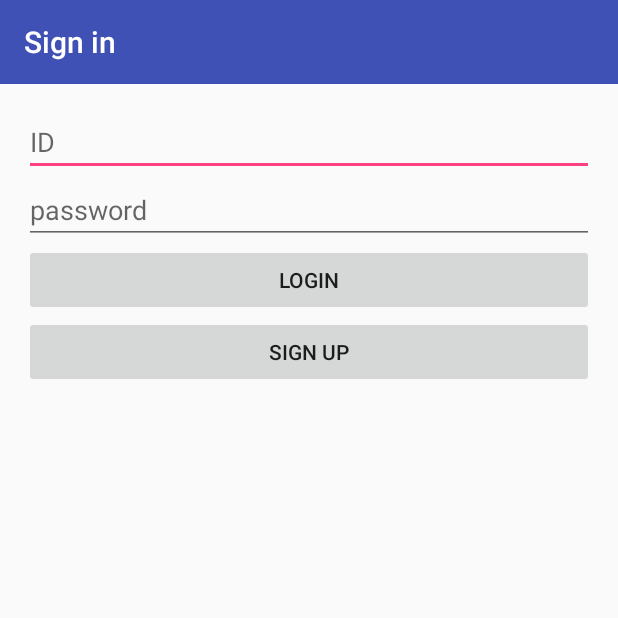
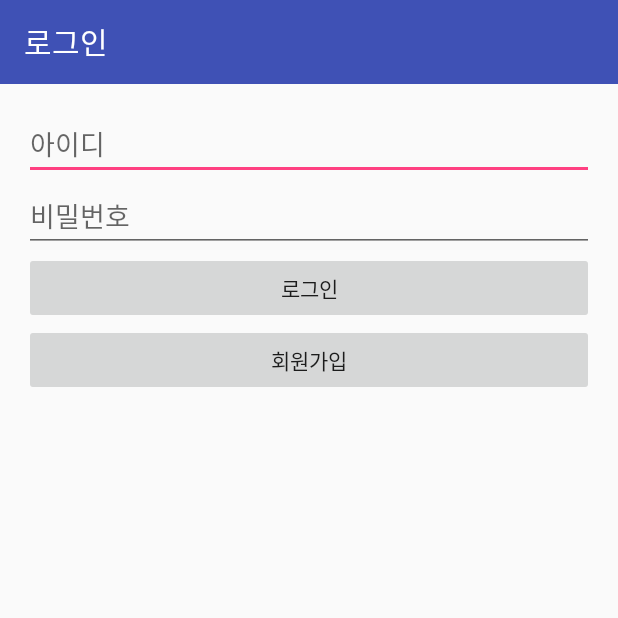
Before and after one commit to usas0s/embeded, an Android app: the Login screen opened directly, with no data from a screen before it, on a phone screen of 412 x 824 dp, the top half of it. Run offline under Robolectric (Android 15) with nearby library versions, the phone set to English and light mode, and no system bars.

Commit message:
Login, Register 재수정

```diff
--- a/app/src/main/AndroidManifest.xml
+++ b/app/src/main/AndroidManifest.xml
@@ -64,7 +64,7 @@
 
         <activity
             android:name=".Login_Register"
-            android:label="Register"/>
+            android:label="회원가입"/>
             android:exported="true" />
         <!--
              The API key for Google Maps-based APIs is defined as a string resource.
--- a/app/src/main/res/layout/activity_login.xml
+++ b/app/src/main/res/layout/activity_login.xml
@@ -18,7 +18,7 @@
         android:inputType="textEmailAddress"
         android:ems="10"
         android:id="@+id/login_ID"
-        android:hint="ID"/>
+        android:hint="아이디"/>
 
     <EditText
         android:layout_width="match_parent"
@@ -26,17 +26,17 @@
         android:inputType="textPassword"
         android:ems="10"
         android:id="@+id/login_PASS"
-        android:hint="password"/>
+        android:hint="비밀번호"/>
 
     <Button
-        android:text="LOGIN"
+        android:text="로그인"
         android:layout_width="match_parent"
         android:layout_height="wrap_content"
         android:id="@+id/login_DONE"
         android:onClick="onCilckLogin"/>
 
     <Button
-        android:text="SIGN UP"
+        android:text="회원가입"
         android:layout_width="match_parent"
         android:layout_height="wrap_content"
         android:id="@+id/login_SIGN"
--- a/app/src/main/res/layout/activity_login_register.xml
+++ b/app/src/main/res/layout/activity_login_register.xml
@@ -16,7 +16,7 @@
         android:inputType="textEmailAddress"
         android:ems="10"
         android:id="@+id/register_ID"
-        android:hint="ID"/>
+        android:hint="아이디"/>
 
     <EditText
         android:layout_width="match_parent"
@@ -24,7 +24,7 @@
         android:inputType="textPassword"
         android:ems="10"
         android:id="@+id/register_PASS"
-        android:hint="password"
+        android:hint="비밀번호"
         android:layout_below="@+id/register_ID"
         android:layout_alignParentStart="true">
         <requestFocus />
@@ -36,7 +36,7 @@
         android:inputType="textPassword"
         android:ems="10"
         android:id="@+id/register_PASS2"
-        android:hint="retype password"
+        android:hint="비밀번호 재입력"
         android:layout_below="@+id/register_PASS"
         android:layout_alignParentStart="true">
         <requestFocus />
--- a/app/src/main/res/values/strings.xml
+++ b/app/src/main/res/values/strings.xml
@@ -5,7 +5,7 @@
         "A-CUBE GAME JAM은 기획자, 프로그래머, 아티스트로 나누어져 각 직군들이 즉석에서 하나의 팀을 만들고 정해진 시간동안 게임을 개발해 보는 기술 시연의 장으로 색다른 아이디어를 현실화 시켜보고 싶었으나 시간과 장소에 대한 제약때문에 현실화 하지 못한 게임 개발자들이 참가하여 주어진 주제에 맞추어 게임개발을 하는 게임개발자들의 축제입니다."
     </string>
     <string name="action_settings">Settings</string>
-    <string name="title_activity_login">Sign in</string>
+    <string name="title_activity_login">로그인</string>
 
     <!-- Strings related to Login -->
     <string name="prompt_email">Email</string>
```
